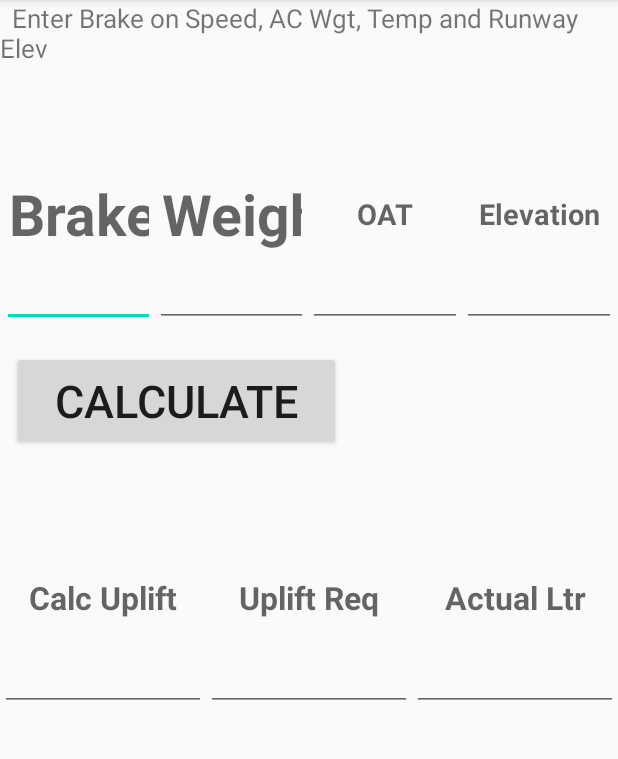
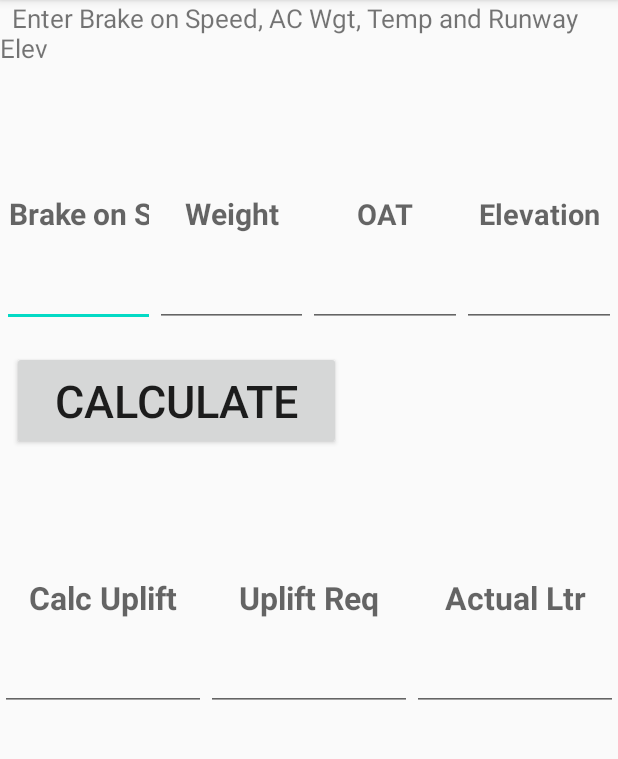
Before and after one commit to tubbmeister/Brake_Temperature_737_800, an Android app: the screen it shows after launch (MainActivity), on a phone screen of 412 x 824 dp, the part 84-843 px from its top. Run offline under Robolectric (Android 15) with nearby library versions, the phone set to English and light mode, and no system bars.

```diff
--- a/BrakeTemperature737800/app/src/main/res/layout/activity_main.xml
+++ b/BrakeTemperature737800/app/src/main/res/layout/activity_main.xml
@@ -50,7 +50,7 @@
             android:hint="Brake on Speed"
             android:inputType="number"
             android:textAlignment="center"
-            android:textSize="38sp"
+            android:textSize="20sp"
             android:textStyle="bold" />
 
         <EditText
@@ -64,7 +64,7 @@
             android:hint="Weight"
             android:inputType="number"
             android:textAlignment="center"
-            android:textSize="38sp"
+            android:textSize="20sp"
             android:textStyle="bold" />
 
         <EditText
--- /dev/null
+++ b/BrakeTemperature737800/app/src/main/res/values/RCBS_180_70.xml
@@ -0,0 +1,34 @@
+<?xml version="1.0" encoding="utf-8"?>
+<resources>
+    <string-array name="RCBS_180_70"> <!-- W.1 -->
+        <item>54.9</item>    <!-- 0 deg 0' elev -->
+        <item>62.7</item>     <!-- 0 deg 5000' elev -->
+        <item>72.9</item>   <!-- 0 deg 10000' elev -->
+        <item>56.7</item>   <!-- 10 deg 0' elev -->
+        <item>64.8</item>   <!-- 10 deg 5000' elev -->
+        <item>75.4</item>   <!-- 10 deg 10000' elev -->
+        <item>57.5</item>
+        <item>65.7</item>
+        <item>76.4</item>
+        <item>58.3</item>
+        <item>66.5</item>
+        <item>77.4</item>
+        <item>59.8</item>
+        <item>68.2</item>
+        <item>79.4</item>
+        <item>60.9</item>
+        <item>69.6</item>
+        <item>81.5</item>
+        <item>61.8</item>
+        <item>70.9</item>
+        <item>83</item>   <!-- 50 deg 10000' elev -->
+
+
+
+
+
+    </string-array>
+
+
+
+</resources>
--- /dev/null
+++ b/BrakeTemperature737800/app/src/main/res/values/RCBS_180_80.xml
@@ -0,0 +1,34 @@
+<?xml version="1.0" encoding="utf-8"?>
+<resources>
+    <string-array name="RCBS_180_80"> <!-- W.1 -->
+        <item>60.8</item>    <!-- 0 deg 0' elev -->
+        <item>69.6</item>     <!-- 0 deg 5000' elev -->
+        <item>81.2</item>   <!-- 0 deg 10000' elev -->
+        <item>62.8</item>   <!-- 10 deg 0' elev -->
+        <item>71.9</item>   <!-- 10 deg 5000' elev -->
+        <item>83.9</item>   <!-- 10 deg 10000' elev -->
+        <item>63.7</item>
+        <item>72.9</item>
+        <item>85.1</item>
+        <item>64.6</item>
+        <item>73.9</item>
+        <item>86.2</item>
+        <item>66.2</item>
+        <item>75.7</item>
+        <item>88.4</item>
+        <item>67.5</item>
+        <item>77.4</item>
+        <item>90.5</item>
+        <item>68.7</item>
+        <item>79</item>
+        <item>92.9</item>   <!-- 50 deg 10000' elev -->
+
+
+
+
+
+    </string-array>
+
+
+
+</resources>
```
Also changed, not shown: BrakeTemperature737800/app/src/main/java/com/example/braketemperature737800/MainActivity.java (+40 -2 lines), BrakeTemperature737800/app/src/main/res/mipmap-hdpi/ic_launcher.png, BrakeTemperature737800/app/src/main/res/mipmap-hdpi/ic_launcher_round.png, BrakeTemperature737800/app/src/main/res/mipmap-mdpi/ic_launcher.png, BrakeTemperature737800/app/src/main/res/mipmap-mdpi/ic_launcher_round.png, BrakeTemperature737800/app/src/main/res/mipmap-xhdpi/ic_launcher.png, BrakeTemperature737800/app/src/main/res/mipmap-xhdpi/ic_launcher_round.png, BrakeTemperature737800/app/src/main/res/mipmap-xxhdpi/ic_launcher.png, BrakeTemperature737800/app/src/main/res/mipmap-xxhdpi/ic_launcher_round.png, BrakeTemperature737800/app/src/main/res/mipmap-xxxhdpi/ic_launcher.png, BrakeTemperature737800/app/src/main/res/mipmap-xxxhdpi/ic_launcher_round.png.
